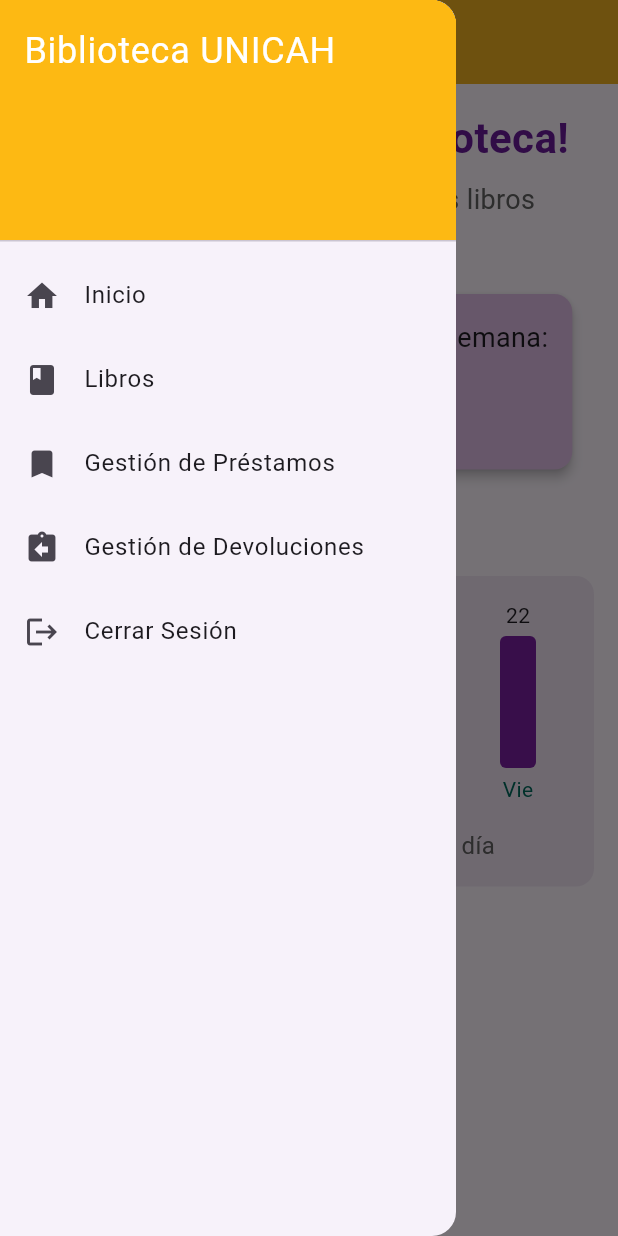
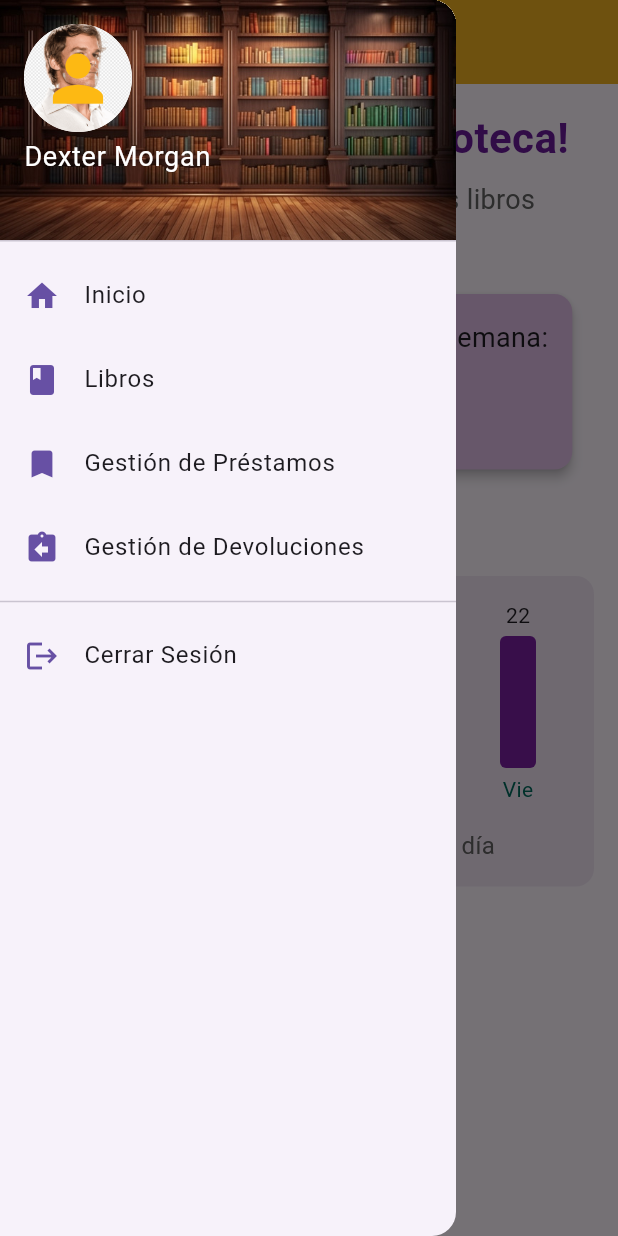
Before and after one commit to xEdwardP/MyUni, a Flutter app: the HomeScreen screen opened by its route, with the side drawer open, on a phone screen of 412 x 824 dp. Run offline on Flutter 3.47's test engine with Material 3 defaults, Android fonts, the phone set to English and light mode, and no system bars; our stand-ins replace google_fonts; network calls fail.

Commit message:
Changes to drawer

```diff
--- /dev/null
+++ b/lib/utils/drawer_item.dart
@@ -0,0 +1,30 @@
+import 'package:flutter/material.dart';
+
+class DrawerItem extends StatelessWidget {
+  final IconData icon;
+  final String title;
+  final String routeName;
+  final VoidCallback? onTap;
+
+  DrawerItem({
+    required this.icon,
+    required this.title,
+    required this.routeName,
+    this.onTap,
+  });
+
+  @override
+  Widget build(BuildContext context) {
+    return ListTile(
+      leading: Icon(icon, color: Theme.of(context).primaryColor),
+      title: Text(title),
+      onTap: () {
+        if (onTap != null) {
+          onTap!();
+        } else {
+          Navigator.pushReplacementNamed(context, routeName);
+        }
+      },
+    );
+  }
+}
--- a/lib/widgets/custom_drawer.dart
+++ b/lib/widgets/custom_drawer.dart
@@ -1,7 +1,8 @@
 import 'package:flutter/material.dart';
+import 'package:myuni/utils/AppColors.dart';
+import 'package:myuni/utils/drawer_item.dart';
 import 'package:provider/provider.dart';
 import 'package:myuni/models/login_model.dart';
-import 'package:myuni/utils/AppColors.dart';
 
 class CustomDrawer extends StatelessWidget {
   @override
@@ -12,49 +13,61 @@ class CustomDrawer extends StatelessWidget {
       child: ListView(
         padding: EdgeInsets.zero,
         children: [
-          const DrawerHeader(
-            decoration: BoxDecoration(
+          // User Card
+          UserAccountsDrawerHeader(
+            decoration: const BoxDecoration(
               color: AppColors.secondary,
-            ),
-            child: Text(
-              'Biblioteca UNICAH',
-              style: TextStyle(
-                color: Colors.white,
-                fontSize: 24,
+              image: DecorationImage(
+                image: AssetImage('assets/background.jpg'), // Background
+                fit: BoxFit.cover,
               ),
             ),
+            accountName: const Text(
+              'Dexter Morgan',
+              style: TextStyle(fontSize: 18, color: Colors.white),
+            ),
+            accountEmail: Text(
+              loginModel.email,
+              style: const TextStyle(color: Colors.white70),
+            ),
+            currentAccountPicture: CircleAvatar(
+              radius: 40,
+              backgroundColor: Colors.white,
+              backgroundImage: const AssetImage('assets/user.png'), // Userphoto
+              child: loginModel.email.isEmpty
+                  ? const Icon(
+                      Icons.person,
+                      size: 50,
+                      color: AppColors.secondary,
+                    )
+                  : null,
+            ),
           ),
-          ListTile(
-            leading: const Icon(Icons.home),
-            title: const Text('Inicio'),
-            onTap: () {
-              Navigator.pushReplacementNamed(context, '/home');
-            },
+          DrawerItem(
+            icon: Icons.home,
+            title: 'Inicio',
+            routeName: '/home',
           ),
-          ListTile(
-            leading: const Icon(Icons.book),
-            title: const Text('Libros'),
-            onTap: () {
-              Navigator.pushReplacementNamed(context, '/books');
-            },
+          DrawerItem(
+            icon: Icons.book,
+            title: 'Libros',
+            routeName: '/books',
           ),
-          ListTile(
-            leading: const Icon(Icons.bookmark),
-            title: const Text('Gestión de Préstamos'),
-            onTap: () {
-              Navigator.pushReplacementNamed(context, '/loans');
-            },
+          DrawerItem(
+            icon: Icons.bookmark,
+            title: 'Gestión de Préstamos',
+            routeName: '/loans',
           ),
-          ListTile(
-            leading: const Icon(Icons.assignment_return),
-            title: const Text('Gestión de Devoluciones'),
-            onTap: () {
-              Navigator.pushReplacementNamed(context, '/returns');
-            },
+          DrawerItem(
+            icon: Icons.assignment_return,
+            title: 'Gestión de Devoluciones',
+            routeName: '/returns',
           ),
-          ListTile(
-            leading: const Icon(Icons.logout),
-            title: const Text('Cerrar Sesión'),
+          const Divider(),
+          DrawerItem(
+            icon: Icons.logout,
+            title: 'Cerrar Sesión',
+            routeName: '/login',
             onTap: () {
               loginModel.logout();
               Navigator.pushReplacementNamed(context, '/login');
```
Also changed, not shown: assets/background.jpg (added), assets/user.png (added).
